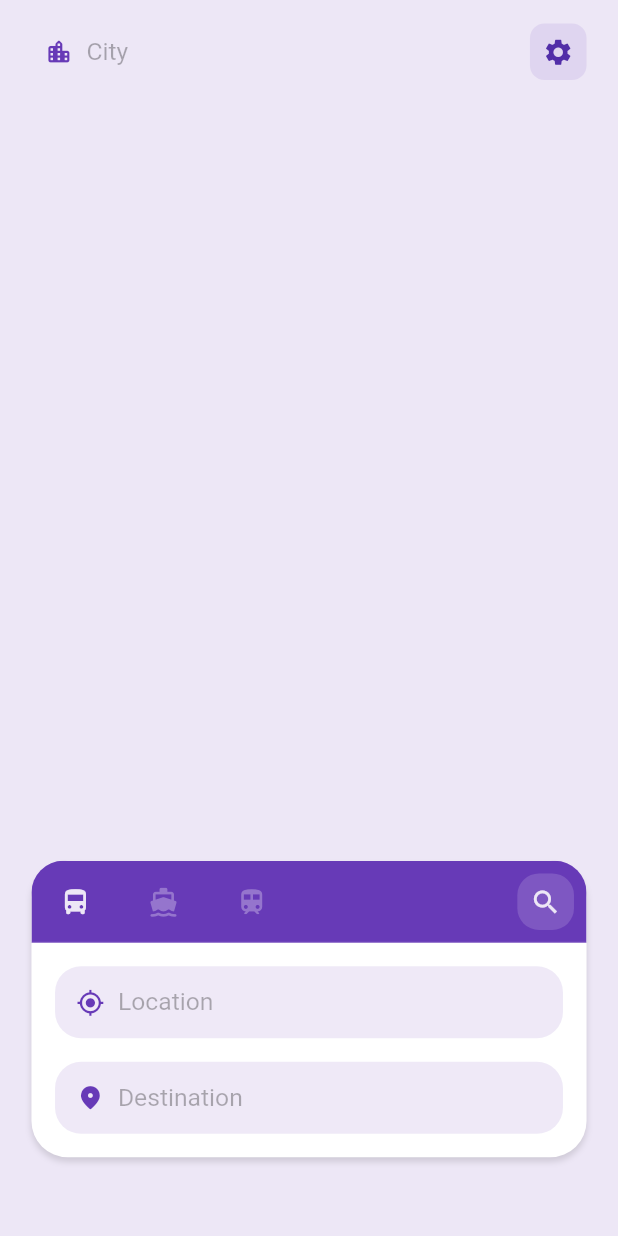
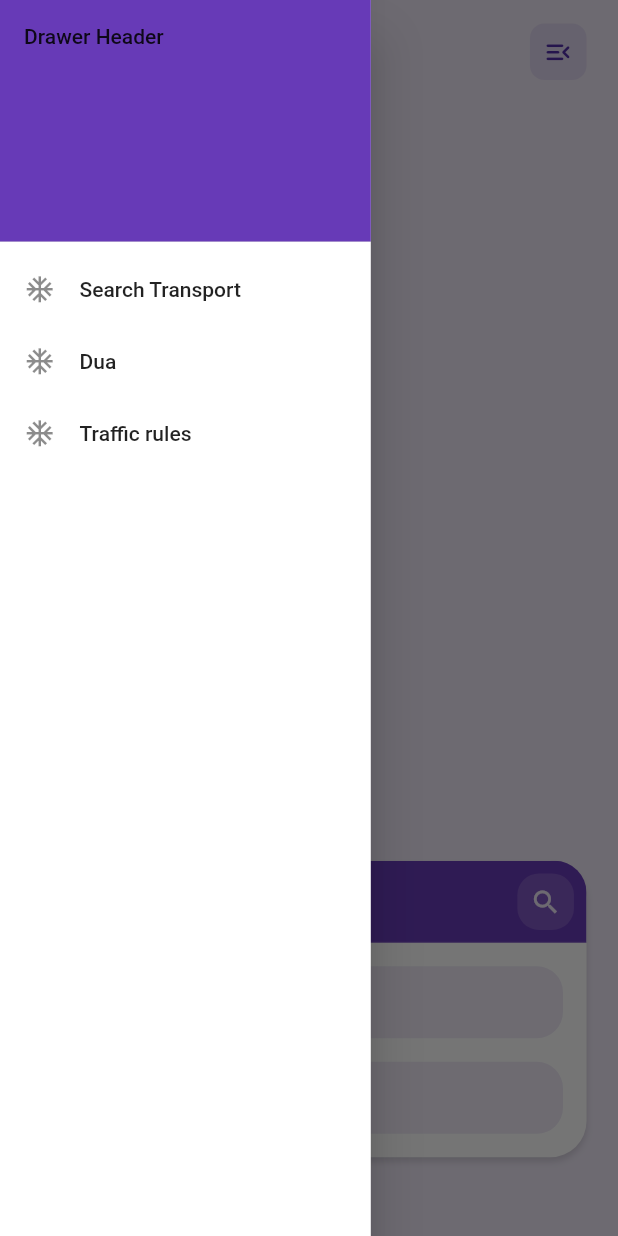
Before and after one commit to motasimfuad/local_transport_bd, a Flutter app: the screen it shows after launch, with the side drawer open (before the commit the screen has no drawer), on a phone screen of 412 x 824 dp. Run offline on Flutter 3.47's test engine with Material 2 defaults, Android fonts, the phone set to English and light mode, and no system bars; drawn by our look-alikes of searchfield; our stand-ins replace badges, bloc, cached_network_image, easy_localization, equatable, firebase_core and 6 more; accounts and stored records are empty; Roboto replaces fonts that are missing (Poppins).

```diff
--- /dev/null
+++ b/lib/core/constants/enums.dart
@@ -0,0 +1 @@
+enum TransportType { bus, boat, metro }
--- a/lib/core/router/app_router.dart
+++ b/lib/core/router/app_router.dart
@@ -3,9 +3,12 @@ import 'package:go_router/go_router.dart';
 import 'package:local_transport_bd/features/home/presentation/pages/home_page.dart';
 import 'package:local_transport_bd/features/search_route/presentation/pages/search_result_page.dart';
 
+import '../../features/search_route/presentation/pages/transport_detail_page.dart';
+
 class AppRouter {
   static const String homePage = '/';
-  static const String searchResultPage = '/search-route';
+  static const String searchResultPage = 'search-route';
+  static const String transportDetailPage = 'transport-detail';
 }
 
 class RouterParams {
@@ -31,14 +34,29 @@ final router = GoRouter(
     // search result page
     GoRoute(
         name: AppRouter.searchResultPage,
-      path: AppRouter.searchResultPage,
+        path: '/${AppRouter.searchResultPage}',
         pageBuilder: (context, state) {
           return MaterialPage(
             key: state.pageKey,
             child: const SearchResultPage(),
           );
         },
+        routes: [
+          GoRoute(
+            name: AppRouter.transportDetailPage,
+            path: '${AppRouter.searchResultPage}/:id',
+            pageBuilder: (context, state) {
+              final id = state.params[RouterParams.id];
+
+              return MaterialPage(
+                key: state.pageKey,
+                child: TransportDetailPage(
+                  id: id!,
                 ),
+              );
+            },
+          ),
+        ]),
 
     // countries
     // GoRoute(
--- a/lib/features/home/presentation/pages/home_page.dart
+++ b/lib/features/home/presentation/pages/home_page.dart
@@ -6,6 +6,7 @@ import 'package:local_transport_bd/core/widgets/k_searchfield.dart';
 
 import '../../../../core/constants/constants.dart';
 import '../../../search_route/presentation/widgets/k_location_select_widget.dart';
+import '../widgets/home_page_drawer.dart';
 
 class HomePage extends StatefulWidget {
   const HomePage({Key? key}) : super(key: key);
@@ -15,6 +16,7 @@ class HomePage extends StatefulWidget {
 }
 
 class _HomePageState extends State<HomePage> {
+  var scaffoldKey = GlobalKey<ScaffoldState>();
   final TextEditingController _locationController = TextEditingController();
   final TextEditingController _destinationController = TextEditingController();
   final TextEditingController _cityController = TextEditingController();
@@ -67,8 +69,10 @@ class _HomePageState extends State<HomePage> {
   @override
   Widget build(BuildContext context) {
     return Scaffold(
+      key: scaffoldKey,
       extendBody: true,
       backgroundColor: KColors.background,
+      drawer: const HomePageDrawer(),
       body: SafeArea(
         child: SingleChildScrollView(
           keyboardDismissBehavior: ScrollViewKeyboardDismissBehavior.onDrag,
@@ -100,10 +104,10 @@ class _HomePageState extends State<HomePage> {
                       ),
                     ),
                     KIconButton(
-                      icon: Icons.settings,
+                      icon: Icons.menu_open_rounded,
                       bgColor: KColors.primary.withOpacity(0.1),
                       onPressed: () {
-                        print('Setting');
+                        scaffoldKey.currentState?.openDrawer();
                       },
                     ),
                   ],
--- /dev/null
+++ b/lib/features/home/presentation/widgets/home_page_drawer.dart
@@ -0,0 +1,74 @@
+import 'package:flutter/material.dart';
+import 'package:local_transport_bd/core/constants/constants.dart';
+
+class HomePageDrawer extends StatelessWidget {
+  const HomePageDrawer({
+    Key? key,
+  }) : super(key: key);
+
+  @override
+  Widget build(BuildContext context) {
+    return Container(
+      width: MediaQuery.of(context).size.width * 0.6,
+      height: MediaQuery.of(context).size.height,
+      decoration: const BoxDecoration(
+        borderRadius: BorderRadius.only(
+          topRight: Radius.circular(20),
+          bottomRight: Radius.circular(20),
+        ),
+      ),
+      child: Drawer(
+        child: ListView(
+          shrinkWrap: true,
+          children: <Widget>[
+            const DrawerHeader(
+              decoration: BoxDecoration(
+                color: KColors.primary,
+              ),
+              child: Text('Drawer Header'),
+            ),
+            ListTile(
+              visualDensity: VisualDensity.compact,
+              title: const Text('Search Transport'),
+              leading: Icon(
+                Icons.ac_unit_outlined,
+                size: 20.w,
+              ),
+              minVerticalPadding: 0,
+              minLeadingWidth: 25,
+              onTap: () {
+                Navigator.pop(context);
+              },
+            ),
+            ListTile(
+              title: const Text('Dua'),
+              visualDensity: VisualDensity.compact,
+              leading: Icon(
+                Icons.ac_unit_outlined,
+                size: 20.w,
+              ),
+              minVerticalPadding: 0,
+              minLeadingWidth: 25,
+              onTap: () {
+                Navigator.pop(context);
+              },
+            ),
+            ListTile(
+              title: const Text('Traffic rules'),
+              visualDensity: VisualDensity.compact,
+              leading: Icon(
+                Icons.ac_unit_outlined,
+                size: 20.w,
+              ),
+              minVerticalPadding: 0,
+              minLeadingWidth: 25,
+              onTap: () {
+                Navigator.pop(context);
+              },
+            ),
+          ],
+        ),
+      ),
+    );
+  }
+}
--- /dev/null
+++ b/lib/features/transport/presentation/bloc/transport_bloc.dart
@@ -0,0 +1,13 @@
+import 'package:bloc/bloc.dart';
+import 'package:equatable/equatable.dart';
+
+part 'transport_event.dart';
+part 'transport_state.dart';
+
+class TransportBloc extends Bloc<TransportEvent, TransportState> {
+  TransportBloc() : super(TransportInitial()) {
+    on<TransportEvent>((event, emit) {
+      // TODO: implement event handler
+    });
+  }
+}
```
Also changed, not shown: lib/features/search_route/presentation/pages/search_result_page.dart (+9 -0 lines), lib/features/search_route/presentation/pages/transport_detail_page.dart (added, +20 -0 lines), lib/features/transport/data/models/transport_model.dart (added, +86 -0 lines), lib/features/transport/domain/entities/transport_entity.dart (added, +27 -0 lines), lib/features/transport/presentation/bloc/transport_event.dart (added, +8 -0 lines), lib/features/transport/presentation/bloc/transport_state.dart (added, +9 -0 lines). Lines whose indentation alone changed are shown as unchanged.
